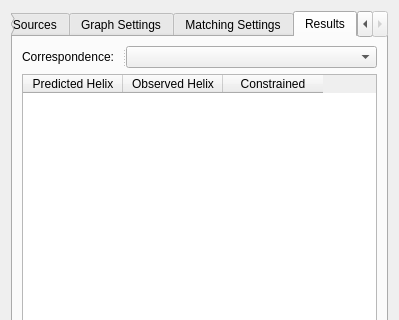
Old version of the form Gorgon/src_ui/ui_dialog_sse_helix_correspondence_finder.ui in the repository GorgonCryoEM/Gorgon; both pictures show x 0 to 399 and y 0 to 320 of the 399 by 616 pixel window.
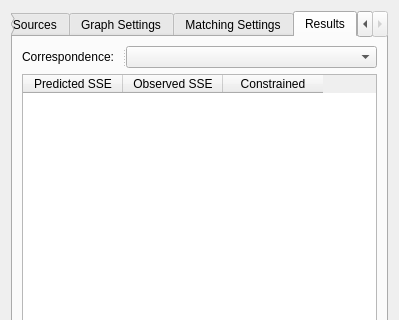
New version of the form. The open tabs and pages were chosen to show the change.

Commit message: Change column labels on table of results from Helix to SSE

The edit to the form file:
```diff
--- a/Gorgon/src_ui/ui_dialog_sse_helix_correspondence_finder.ui
+++ b/Gorgon/src_ui/ui_dialog_sse_helix_correspondence_finder.ui
@@ -1298,14 +1298,17 @@
               <verstretch>0</verstretch>
              </sizepolicy>
             </property>
+            <property name="cornerButtonEnabled" >
+             <bool>false</bool>
+            </property>
             <column>
              <property name="text" >
-              <string>Predicted Helix</string>
+              <string>Predicted SSE</string>
              </property>
             </column>
             <column>
              <property name="text" >
-              <string>Observed Helix</string>
+              <string>Observed SSE</string>
              </property>
             </column>
             <column>
```
Left out of the diff: 2 changed lines with no effect on the pictures.
